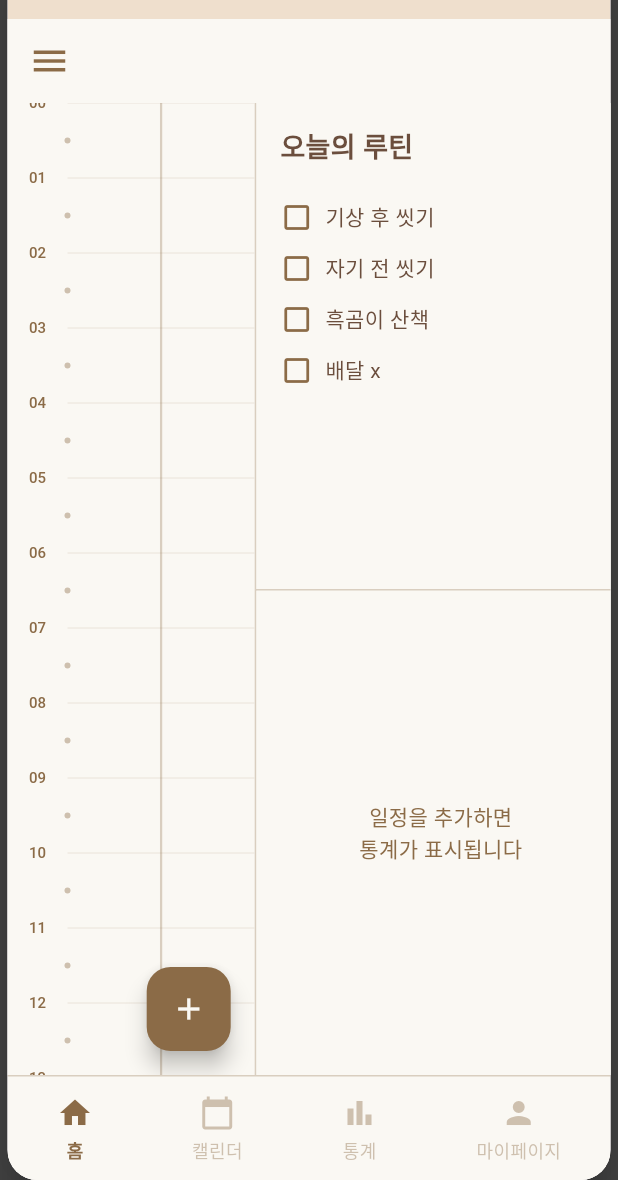
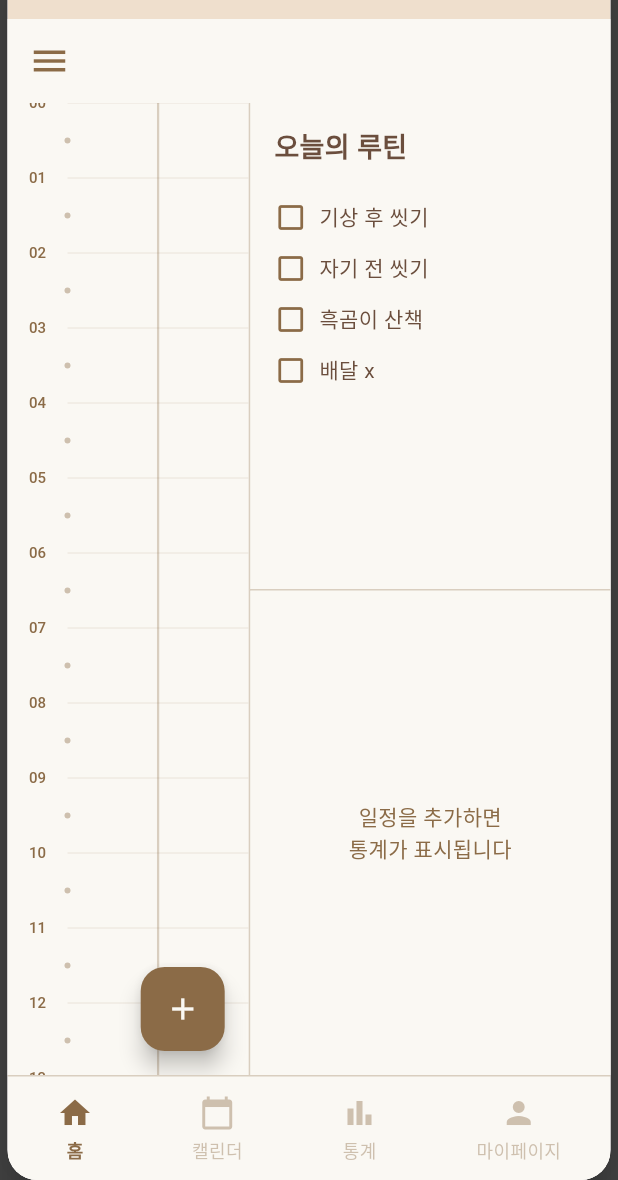
Before and after one commit to jam9582/todo, a Flutter app: the screen it shows after launch, on a phone screen of 412 x 824 dp, the part 56-1236 px from its top. Run offline on Flutter 3.47's test engine with Material 3 defaults, Android fonts, the phone set to English and light mode, and no system bars; our stand-ins replace hive, hive_flutter, table_calendar; accounts and stored records are empty.

Commit message:
fix: 홈 화면 pixel overflow 해결 (expanded 사용)

```diff
--- a/lib/pages/home_page.dart
+++ b/lib/pages/home_page.dart
@@ -60,10 +60,6 @@ class _HomePageState extends State<HomePage> {
 
   @override
   Widget build(BuildContext context) {
-    final screenWidth = MediaQuery.of(context).size.width;
-    final leftWidth = screenWidth * 2 / 5; // 왼쪽 2/5
-    final rightWidth = screenWidth * 3 / 5; // 오른쪽 3/5
-
     // Provider에서 데이터 가져오기
     final scheduleProvider = context.watch<ScheduleProvider>();
     final categoryProvider = context.watch<CategoryProvider>();
@@ -85,9 +81,14 @@ class _HomePageState extends State<HomePage> {
       body: Row(
         crossAxisAlignment: CrossAxisAlignment.start,
         children: [
-          // 1. 왼쪽 1/3: 스크롤 가능한 타임라인 & 블록 영역
-          Container(
-            width: leftWidth,
+          // 1. 왼쪽 2/5: 스크롤 가능한 타임라인 & 블록 영역
+          Expanded(
+            flex: 2, // 2/5 비율
+            child: LayoutBuilder(
+              builder: (context, constraints) {
+                final leftWidth = constraints.maxWidth;
+
+                return Container(
                   color: AppColors.background,
                   child: Stack(
                     children: [
@@ -167,10 +168,14 @@ class _HomePageState extends State<HomePage> {
                     ),
                   ],
                 ),
+              );
+            },
           ),
-          // 2. 오른쪽 2/3 영역
-          Container(
-            width: rightWidth,
+          ),
+          // 2. 오른쪽 3/5 영역
+          Expanded(
+            flex: 3, // 3/5 비율
+            child: Container(
               color: AppColors.background,
               child: Column(
                 children: [
@@ -262,6 +267,7 @@ class _HomePageState extends State<HomePage> {
                   ),
                 ),
               ],
+            ),
           ),
           ),
         ],
```
Lines whose indentation alone changed are shown as unchanged.
